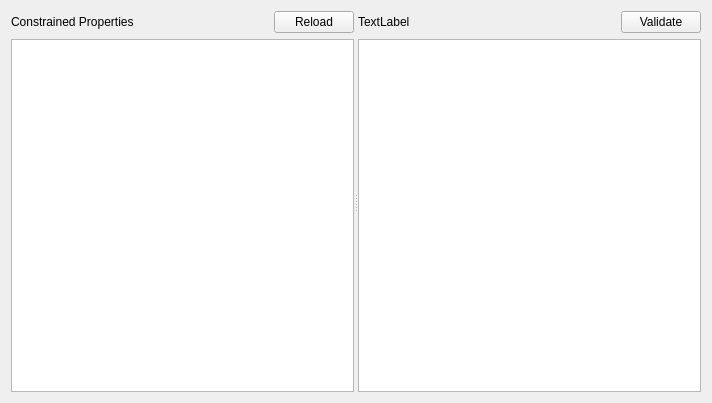
First picture: the form in ui/constrainttab.ui, repository Kunstenpunt/datakwaliteit-tool, before the edit.
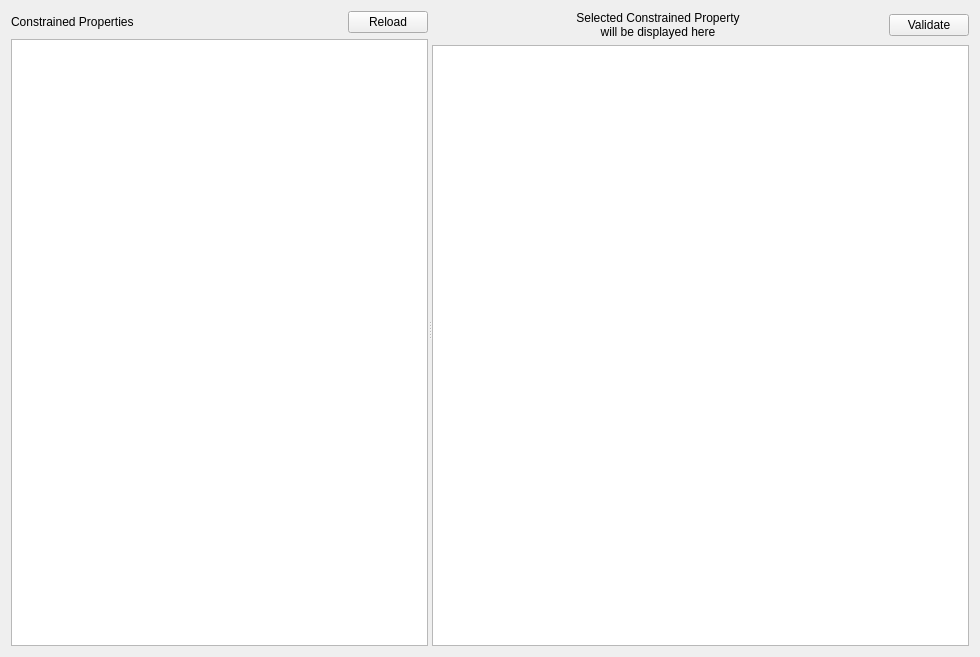
Second picture: the form after the edit.

Commit message: Improve splitter position in contraint tab.

What changed in the file:
```diff
--- a/ui/constrainttab.ui
+++ b/ui/constrainttab.ui
@@ -6,8 +6,8 @@
    <rect>
     <x>0</x>
     <y>0</y>
-    <width>712</width>
-    <height>403</height>
+    <width>980</width>
+    <height>657</height>
    </rect>
   </property>
   <property name="windowTitle">
@@ -74,10 +74,30 @@
       <layout class="QVBoxLayout" name="vertical_layout_right">
        <item>
         <layout class="QHBoxLayout" name="horizontal_layout_right">
+         <item>
+          <spacer name="horizontal_spacer_right_2">
+           <property name="orientation">
+            <enum>Qt::Orientation::Horizontal</enum>
+           </property>
+           <property name="sizeHint" stdset="0">
+            <size>
+             <width>40</width>
+             <height>20</height>
+            </size>
+           </property>
+          </spacer>
+         </item>
          <item>
           <widget class="QLabel" name="label_right">
            <property name="text">
-            <string>TextLabel</string>
+            <string>Selected Constrained Property
+will be displayed here</string>
+           </property>
+           <property name="alignment">
+            <set>Qt::AlignmentFlag::AlignCenter</set>
+           </property>
+           <property name="wordWrap">
+            <bool>true</bool>
            </property>
           </widget>
          </item>
```
The commit also changes 4 other files.
